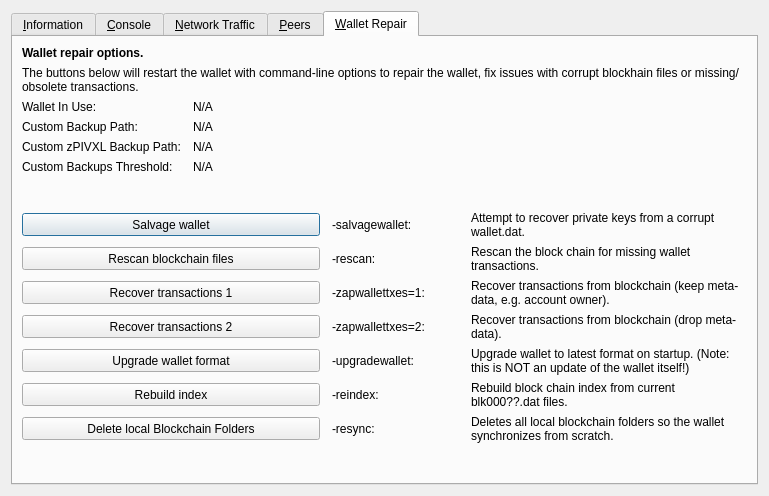
Above: src/qt/forms/rpcconsole.ui from PivxLiteDev/PivxLite before the change. Below: the same form after it.
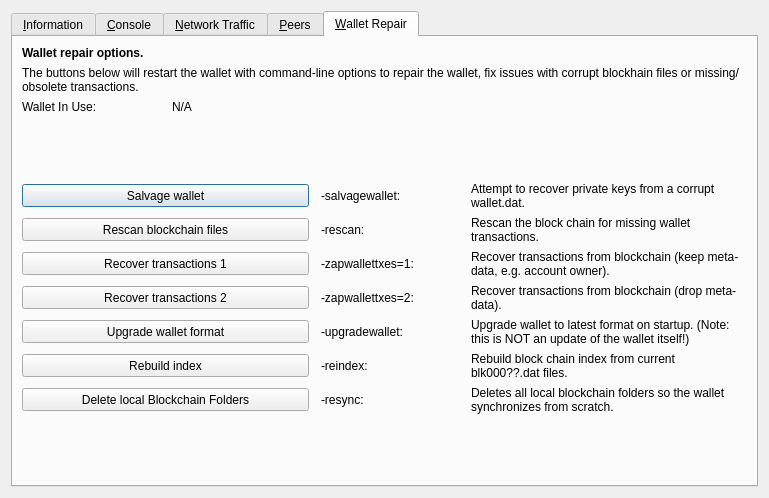
That is the form after the change. The open tabs and pages were chosen to show the change. Icons and pictures are not drawn. Custom widgets are drawn as their Qt base class.

The edit to the form file:
```diff
--- a/src/qt/forms/rpcconsole.ui
+++ b/src/qt/forms/rpcconsole.ui
@@ -7,7 +7,7 @@
     <x>0</x>
     <y>0</y>
     <width>769</width>
-    <height>496</height>
+    <height>498</height>
    </rect>
   </property>
   <property name="windowTitle">
@@ -1299,93 +1299,6 @@
         </widget>
        </item>
        <item row="3" column="0">
-        <widget class="QLabel" name="wallet_custombackuppath_label">
-         <property name="visible">
-          <bool>false</bool>
-         </property>
-         <property name="text">
-          <string>Custom Backup Path:</string>
-         </property>
-        </widget>
-       </item>
-       <item row="3" column="1" colspan="3">
-        <widget class="QLabel" name="wallet_custombackuppath">
-         <property name="cursor">
-          <cursorShape>IBeamCursor</cursorShape>
-         </property>
-         <property name="visible">
-          <bool>false</bool>
-         </property>
-         <property name="text">
-          <string>N/A</string>
-         </property>
-         <property name="textFormat">
-          <enum>Qt::PlainText</enum>
-         </property>
-         <property name="textInteractionFlags">
-          <set>Qt::LinksAccessibleByMouse|Qt::TextSelectableByKeyboard|Qt::TextSelectableByMouse</set>
-         </property>
-        </widget>
-       </item>
-       <item row="4" column="0">
-        <widget class="QLabel" name="wallet_customzpivbackuppath_label">
-         <property name="visible">
-          <bool>false</bool>
-         </property>
-         <property name="text">
-          <string>Custom zPIVXL Backup Path:</string>
-         </property>
-        </widget>
-       </item>
-       <item row="4" column="1" colspan="3">
-        <widget class="QLabel" name="wallet_customzpivbackuppath">
-         <property name="cursor">
-          <cursorShape>IBeamCursor</cursorShape>
-         </property>
-         <property name="visible">
-          <bool>false</bool>
-         </property>
-         <property name="text">
-          <string>N/A</string>
-         </property>
-         <property name="textFormat">
-          <enum>Qt::PlainText</enum>
-         </property>
-         <property name="textInteractionFlags">
-          <set>Qt::LinksAccessibleByMouse|Qt::TextSelectableByKeyboard|Qt::TextSelectableByMouse</set>
-         </property>
-        </widget>
-       </item>
-       <item row="5" column="0">
-        <widget class="QLabel" name="wallet_custombackupthreshold_label">
-         <property name="visible">
-          <bool>false</bool>
-         </property>
-         <property name="text">
-          <string>Custom Backups Threshold:</string>
-         </property>
-        </widget>
-       </item>
-       <item row="5" column="1" colspan="3">
-        <widget class="QLabel" name="wallet_custombackupthreshold">
-         <property name="cursor">
-          <cursorShape>IBeamCursor</cursorShape>
-         </property>
-         <property name="visible">
-          <bool>false</bool>
-         </property>
-         <property name="text">
-          <string>N/A</string>
-         </property>
-         <property name="textFormat">
-          <enum>Qt::PlainText</enum>
-         </property>
-         <property name="textInteractionFlags">
-          <set>Qt::LinksAccessibleByMouse|Qt::TextSelectableByKeyboard|Qt::TextSelectableByMouse</set>
-         </property>
-        </widget>
-       </item>
-       <item row="6" column="0">
         <spacer name="verticalSpacer_repair1">
          <property name="orientation">
           <enum>Qt::Vertical</enum>
@@ -1398,7 +1311,7 @@
          </property>
         </spacer>
        </item>
-       <item row="7" column="0" colspan="2">
+       <item row="4" column="0" colspan="2">
         <widget class="QPushButton" name="btn_salvagewallet">
          <property name="minimumSize">
           <size>
@@ -1411,14 +1324,14 @@
          </property>
         </widget>
        </item>
-       <item row="7" column="2">
+       <item row="4" column="2">
         <widget class="QLabel" name="label_repair_salvage_command">
          <property name="text">
           <string notr="true">-salvagewallet:</string>
          </property>
         </widget>
        </item>
-       <item row="7" column="3">
+       <item row="4" column="3">
         <widget class="QLabel" name="label_repair_salvage">
          <property name="text">
           <string>Attempt to recover private keys from a corrupt wallet.dat.</string>
@@ -1428,7 +1341,7 @@
          </property>
         </widget>
        </item>
-       <item row="8" column="0" colspan="2">
+       <item row="5" column="0" colspan="2">
         <widget class="QPushButton" name="btn_rescan">
          <property name="minimumSize">
           <size>
@@ -1441,14 +1354,14 @@
          </property>
         </widget>
        </item>
-       <item row="8" column="2">
+       <item row="5" column="2">
         <widget class="QLabel" name="label_repair_rescan_command">
          <property name="text">
           <string notr="true">-rescan:</string>
          </property>
         </widget>
        </item>
-       <item row="8" column="3">
+       <item row="5" column="3">
         <widget class="QLabel" name="label_repair_rescan">
          <property name="text">
           <string>Rescan the block chain for missing wallet transactions.</string>
@@ -1458,7 +1371,7 @@
          </property>
         </widget>
        </item>
-       <item row="9" column="0" colspan="2">
+       <item row="6" column="0" colspan="2">
         <widget class="QPushButton" name="btn_zapwallettxes1">
          <property name="minimumSize">
           <size>
@@ -1471,14 +1384,14 @@
          </property>
         </widget>
        </item>
-       <item row="9" column="2">
+       <item row="6" column="2">
         <widget class="QLabel" name="label_repair_zap1_command">
          <property name="text">
           <string notr="true">-zapwallettxes=1:</string>
          </property>
         </widget>
        </item>
-       <item row="9" column="3">
+       <item row="6" column="3">
         <widget class="QLabel" name="label_repair_zap1">
          <property name="text">
           <string>Recover transactions from blockchain (keep meta-data, e.g. account owner).</string>
@@ -1488,7 +1401,7 @@
          </property>
         </widget>
        </item>
-       <item row="10" column="0" colspan="2">
+       <item row="7" column="0" colspan="2">
         <widget class="QPushButton" name="btn_zapwallettxes2">
          <property name="minimumSize">
           <size>
@@ -1501,14 +1414,14 @@
          </property>
         </widget>
        </item>
-       <item row="10" column="2">
+       <item row="7" column="2">
         <widget class="QLabel" name="label_repair_zap2_command">
          <property name="text">
           <string notr="true">-zapwallettxes=2:</string>
          </property>
         </widget>
        </item>
-       <item row="10" column="3">
+       <item row="7" column="3">
         <widget class="QLabel" name="label_repair_zap2">
          <property name="text">
           <string>Recover transactions from blockchain (drop meta-data).</string>
@@ -1518,7 +1431,7 @@
          </property>
         </widget>
        </item>
-       <item row="11" column="0" colspan="2">
+       <item row="8" column="0" colspan="2">
         <widget class="QPushButton" name="btn_upgradewallet">
          <property name="minimumSize">
           <size>
@@ -1531,14 +1444,14 @@
          </property>
         </widget>
        </item>
-       <item row="11" column="2">
+       <item row="8" column="2">
         <widget class="QLabel" name="label_repair_upgrade_command">
          <property name="text">
           <string notr="true">-upgradewallet:</string>
          </property>
         </widget>
        </item>
-       <item row="11" column="3">
+       <item row="8" column="3">
         <widget class="QLabel" name="label_repair_upgrade">
          <property name="text">
           <string>Upgrade wallet to latest format on startup. (Note: this is NOT an update of the wallet itself!)</string>
@@ -1548,7 +1461,7 @@
          </property>
         </widget>
        </item>
-       <item row="12" column="0" colspan="2">
+       <item row="9" column="0" colspan="2">
         <widget class="QPushButton" name="btn_reindex">
          <property name="minimumSize">
           <size>
@@ -1561,14 +1474,14 @@
          </property>
         </widget>
        </item>
-       <item row="12" column="2">
+       <item row="9" column="2">
         <widget class="QLabel" name="label_repair_reindex_command">
          <property name="text">
           <string notr="true">-reindex:</string>
          </property>
         </widget>
        </item>
-       <item row="12" column="3">
+       <item row="9" column="3">
         <widget class="QLabel" name="label_repair_reindex">
          <property name="text">
           <string>Rebuild block chain index from current blk000??.dat files.</string>
@@ -1578,7 +1491,7 @@
          </property>
         </widget>
        </item>
-       <item row="13" column="0" colspan="2">
+       <item row="10" column="0" colspan="2">
         <widget class="QPushButton" name="btn_resync">
          <property name="minimumSize">
           <size>
@@ -1591,14 +1504,14 @@
          </property>
         </widget>
        </item>
-       <item row="13" column="2">
+       <item row="10" column="2">
         <widget class="QLabel" name="label_repair_resync_command">
          <property name="text">
           <string>-resync:</string>
          </property>
         </widget>
        </item>
-       <item row="13" column="3">
+       <item row="10" column="3">
         <widget class="QLabel" name="label_repair_resync">
          <property name="text">
           <string>Deletes all local blockchain folders so the wallet synchronizes from scratch.</string>
@@ -1608,7 +1521,7 @@
          </property>
         </widget>
        </item>
-       <item row="14" column="0">
+       <item row="11" column="0">
         <spacer name="verticalSpacer_repair2">
          <property name="orientation">
           <enum>Qt::Vertical</enum>
```
Left out of the diff: 67 changed lines with no effect on the pictures.
